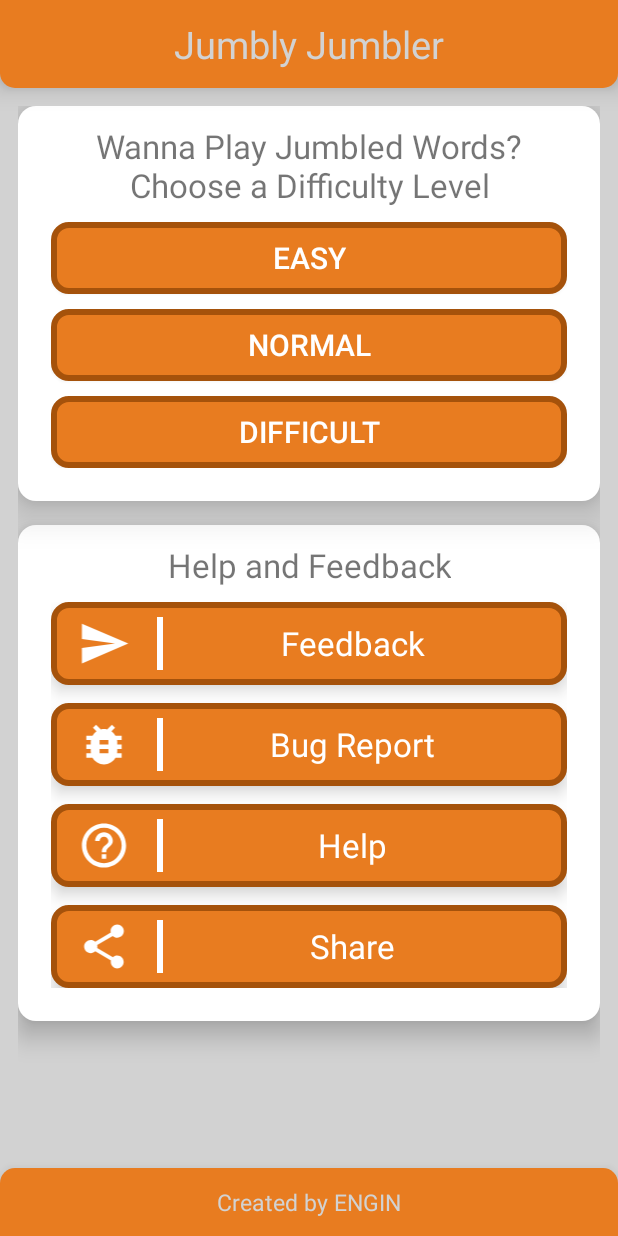
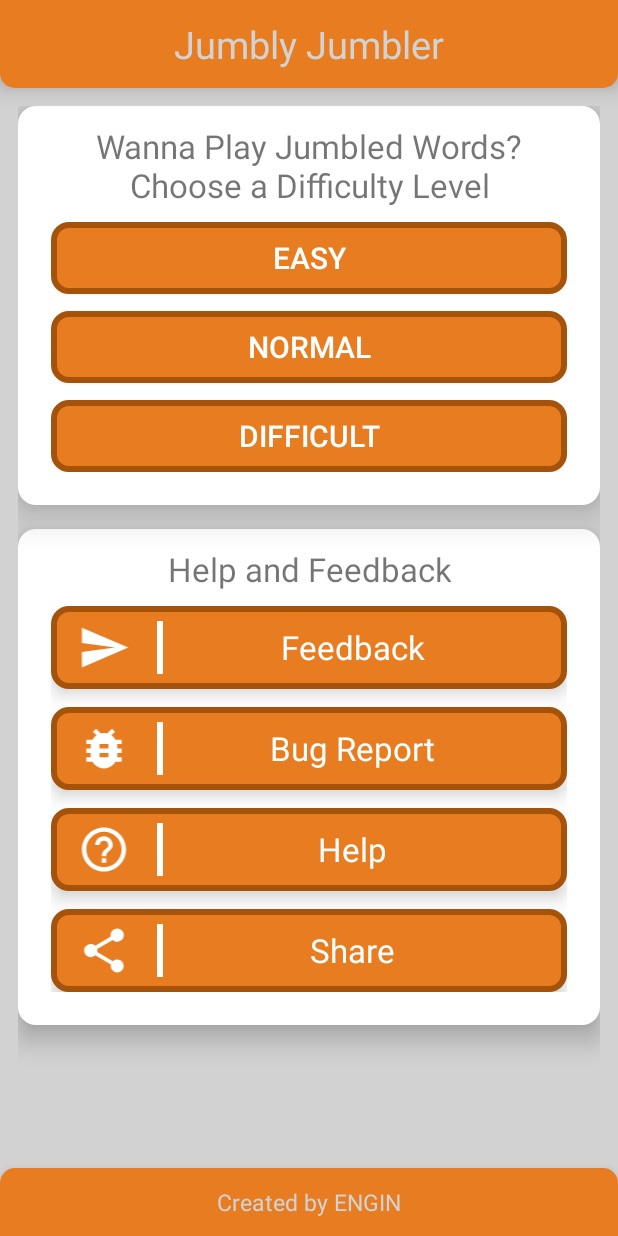
Before and after one commit to AshRK1997/Jumbled_Words, an Android app: the screen it shows after launch (MainActivity), on a phone screen of 412 x 824 dp. Run offline under Robolectric (Android 15) with nearby library versions, the phone set to English and light mode, and no system bars.

```diff
--- a/app/src/main/res/layout/activity_main.xml
+++ b/app/src/main/res/layout/activity_main.xml
@@ -93,7 +93,7 @@
                         android:textColor="@color/white"
                         android:elevation="20dp"
                         android:onClick="med"
-                        android:layout_marginTop="10dp"/>
+                        android:layout_marginTop="11dp"/>
                     <!--android:drawableTop="@android:drawable/ic_dialog_info"-->
                     <!-- to add image inside the circular button-->
                     <Button
@@ -106,7 +106,7 @@
                         android:textColor="@color/white"
                         android:elevation="20dp"
                         android:onClick="diffi"
-                        android:layout_marginTop="10dp"/>
+                        android:layout_marginTop="11dp"/>
 
                 </LinearLayout>
             </RelativeLayout>
```
